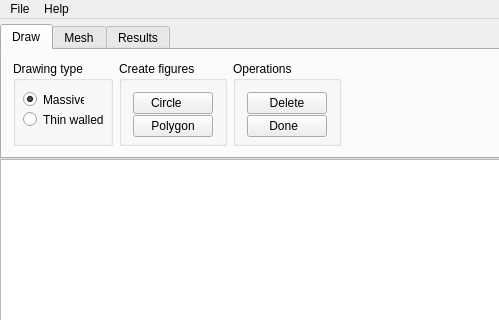
This is UserInterface/mainwindow.ui in Frenor/CCCP as Qt 5 draws it before an edit; both pictures show x 0 to 499 and y 0 to 320 of the 1038 by 753 pixel window. The edited form follows.
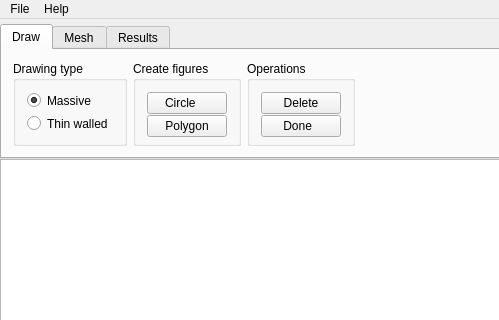
This is the edited form. Icons and pictures are not drawn. Custom widgets are drawn as their Qt base class.

What changed in the file:
```diff
--- a/UserInterface/mainwindow.ui
+++ b/UserInterface/mainwindow.ui
@@ -99,34 +99,9 @@
             <property name="title">
              <string>Drawing type</string>
             </property>
-            <widget class="QRadioButton" name="Thin">
-             <property name="geometry">
-              <rect>
-               <x>10</x>
-               <y>50</y>
-               <width>82</width>
-               <height>17</height>
-              </rect>
-             </property>
-             <property name="text">
-              <string>Thin walled</string>
-             </property>
-             <property name="checked">
-              <bool>false</bool>
-             </property>
-             <attribute name="buttonGroup">
-              <string notr="true">drawingTypeButtonGroup</string>
-             </attribute>
-            </widget>
+            <layout class="QVBoxLayout" name="verticalLayout_7">
+             <item>
             <widget class="QRadioButton" name="Massive">
-             <property name="geometry">
-              <rect>
-               <x>10</x>
-               <y>30</y>
-               <width>61</width>
-               <height>17</height>
-              </rect>
-             </property>
              <property name="text">
               <string>Massive</string>
              </property>
@@ -137,6 +112,21 @@
               <string notr="true">drawingTypeButtonGroup</string>
              </attribute>
             </widget>
+             </item>
+             <item>
+              <widget class="QRadioButton" name="Thin">
+               <property name="text">
+                <string>Thin walled</string>
+               </property>
+               <property name="checked">
+                <bool>false</bool>
+               </property>
+               <attribute name="buttonGroup">
+                <string notr="true">drawingTypeButtonGroup</string>
+               </attribute>
+              </widget>
+             </item>
+            </layout>
            </widget>
           </item>
           <item>
```
Lines whose indentation alone changed are shown as unchanged.
